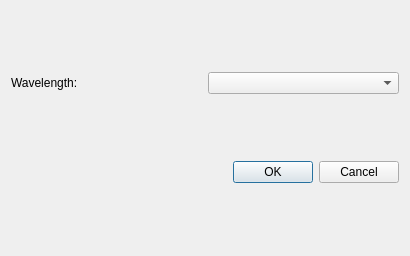
Qt form geopter/gui/Analysis/paraxial_trace_dialog.ui (heterophyllus/Geopter) before a commit.
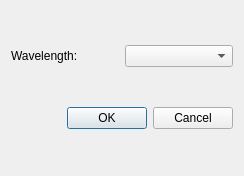
The same form after that commit.

```diff
--- a/geopter/gui/Analysis/paraxial_trace_dialog.ui
+++ b/geopter/gui/Analysis/paraxial_trace_dialog.ui
@@ -6,8 +6,8 @@
    <rect>
     <x>0</x>
     <y>0</y>
-    <width>410</width>
-    <height>256</height>
+    <width>244</width>
+    <height>176</height>
    </rect>
   </property>
   <property name="windowTitle">
```
